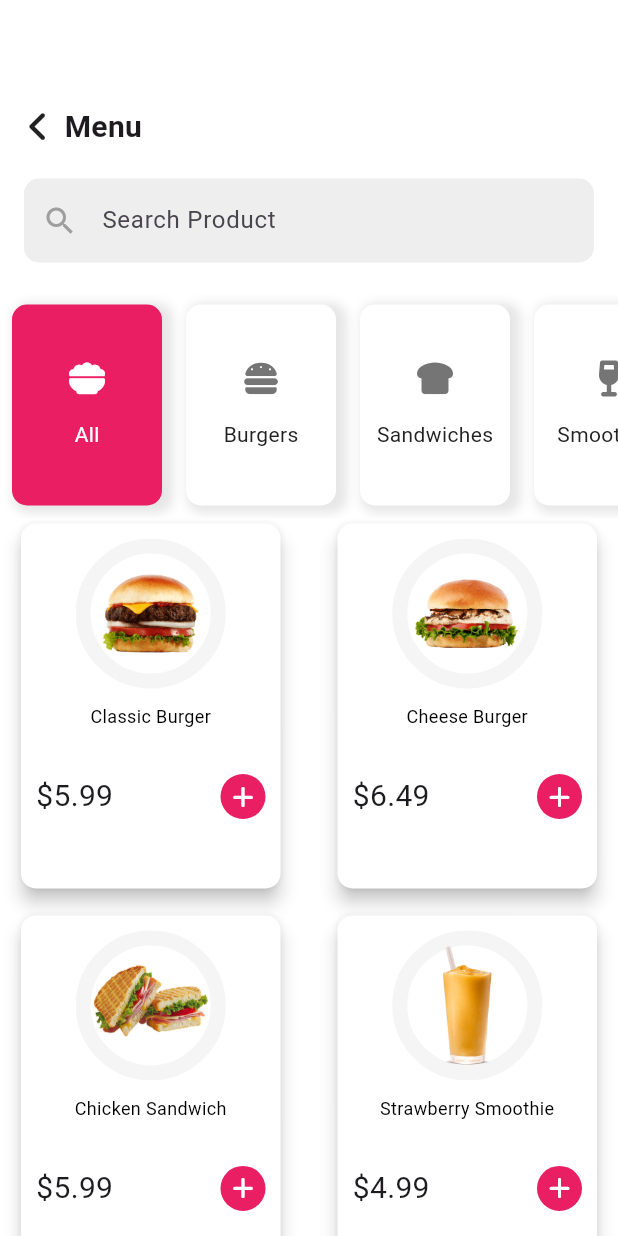
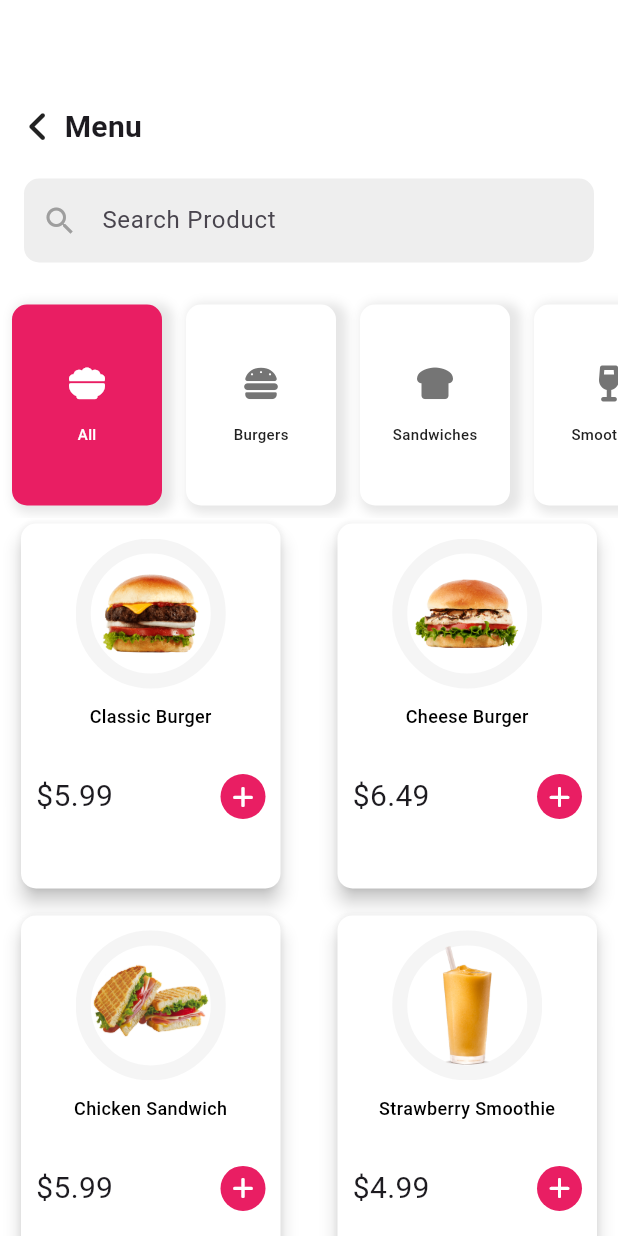
Before and after one commit to aeprodigy/point_of_sale_system, a Flutter app: the HomeScreen screen opened directly, on a phone screen of 412 x 824 dp. Run offline on Flutter 3.47's test engine with Material 3 defaults, Android fonts, the phone set to English and light mode, and no system bars; our stand-ins replace font_awesome_flutter.

Commit message:
home_screen cards responsiveness

```diff
--- a/lib/views/screens/home_screen.dart
+++ b/lib/views/screens/home_screen.dart
@@ -127,7 +127,8 @@ class _HomeScreenState extends State<HomeScreen> {
                           Text(
                             category['label'],
                             style: TextStyle(
-                              fontWeight: FontWeight.w400,
+                              fontWeight: FontWeight.w500,
+                              fontSize: 10,
                               color:
                                   isSelected ? Colors.white : Colors.grey[900],
                             ),
@@ -261,7 +262,7 @@ class _HomeScreenState extends State<HomeScreen> {
                                 textAlign: TextAlign.center,
                                 style: const TextStyle(
                                   color: Colors.black,
-                                  fontWeight: FontWeight.w400,
+                                  fontWeight: FontWeight.w500,
                                   fontSize: 12,
                                 ),
                               ),
```
